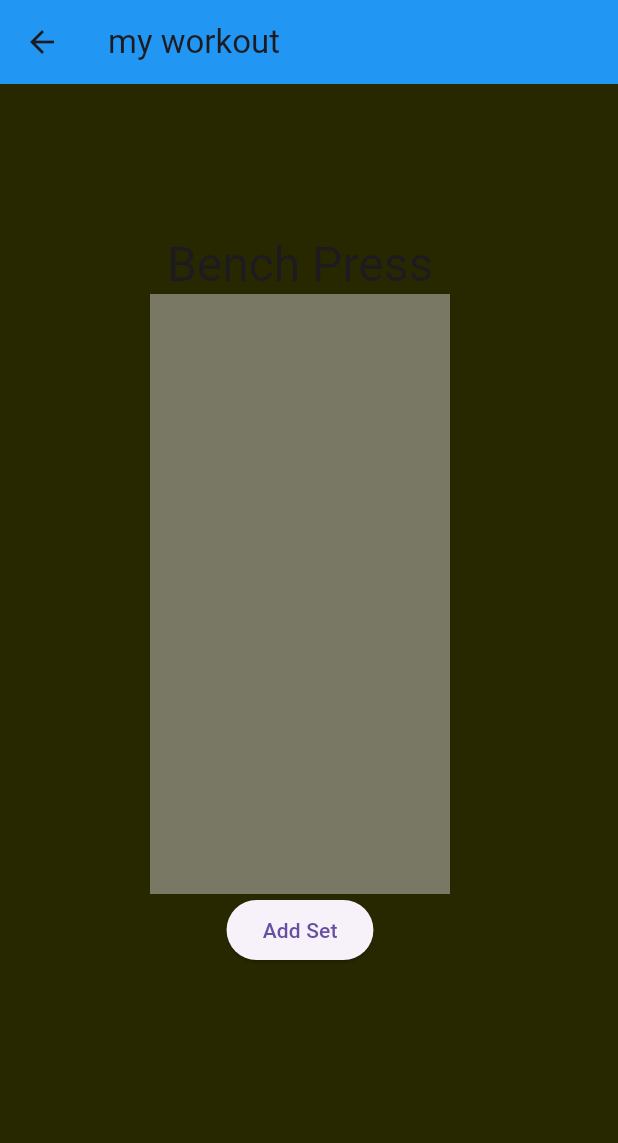
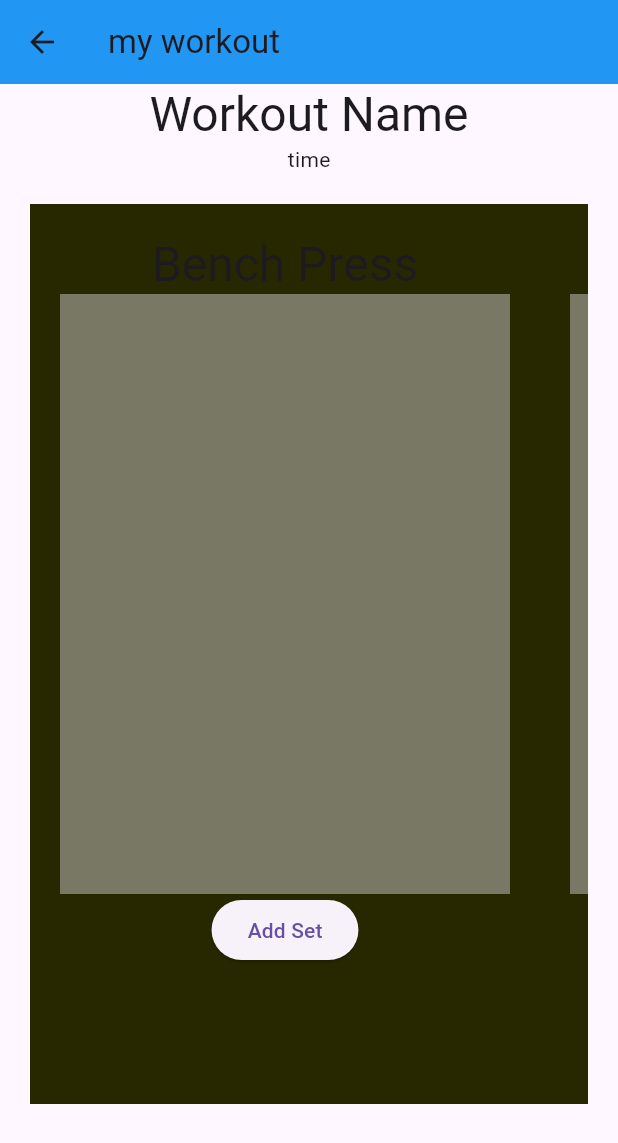
Before and after one commit to LucasSlunt/flutter_application_attempt_2, a Flutter app: the CurrentWorkoutScreen screen opened directly, on a phone screen of 412 x 824 dp. Shown: the top 1143 px of the screen. Run offline on Flutter 3.47's test engine with Material 3 defaults, Android fonts, the phone set to English and light mode, and no system bars.

Commit message:
added workout widget instead of infinite listbuilder

```diff
--- a/lib/features/record_workout/widgets/exercise.dart
+++ b/lib/features/record_workout/widgets/exercise.dart
@@ -27,14 +27,16 @@ class ExerciseWidgetState extends State<ExerciseWidget>{
 
   @override
   Widget build(BuildContext context) {
-    return Column(
+    return Container(
+      padding: EdgeInsets.all(20),
+      child: Column(
 
 
       children: [
         Text(widget.exercise.name, style: Theme.of(context).textTheme.headlineLarge),
 
         Container(
-          width: 200,
+          width: 300,
           height: 400,
           color: Color.fromARGB(128, 200, 200, 200),
           child: SingleChildScrollView(
@@ -59,6 +61,7 @@ class ExerciseWidgetState extends State<ExerciseWidget>{
 
       ],
 
+    ),
     );
   }
 }
--- /dev/null
+++ b/lib/features/record_workout/widgets/workout.dart
@@ -0,0 +1,40 @@
+import 'package:flutter/material.dart';
+import 'package:flutter_application_attempt_2/features/record_workout/widgets/exercise.dart';
+import 'dart:math';
+
+class WorkoutWidget extends StatefulWidget{
+  const WorkoutWidget({super.key});
+
+  @override
+  WorkoutWidgetState createState() => WorkoutWidgetState();
+
+}
+
+class WorkoutWidgetState extends State<WorkoutWidget>{
+List<ExerciseWidget> exercises = [];
+
+  @override
+  Widget build(BuildContext context) {
+    exercises.add(ExerciseWidget());
+    exercises.add(ExerciseWidget());
+    exercises.add(ExerciseWidget());
+    return Column(
+      children: [
+        Text("Workout Name", style: Theme.of(context).textTheme.headlineLarge),
+        Text("time"),
+        Container(
+          width: 500,
+          height: 600,
+          margin: EdgeInsets.all(20),
+          color: Color.fromARGB(255, Random().nextInt(255), Random().nextInt(255), 0),
+          child: ListView(
+          scrollDirection: Axis.horizontal,
+          children: exercises
+        )
+        ),
+
+      ]
+    );
+  }
+
+}
--- a/lib/main.dart
+++ b/lib/main.dart
@@ -2,6 +2,7 @@ import 'dart:math';
 
 import 'package:flutter/material.dart';
 import 'package:flutter_application_attempt_2/features/record_workout/widgets/exercise.dart';
+import 'package:flutter_application_attempt_2/features/record_workout/widgets/workout.dart';
 
 void main() {
   runApp(const MyApp());
@@ -55,6 +56,8 @@ class CurrentWorkoutScreen extends StatelessWidget{
         backgroundColor: Colors.blue,
         title: Text("my workout"),
       ),
+      body: WorkoutWidget()
+      /*
       body: ListView.builder(
         scrollDirection: Axis.horizontal,
         itemBuilder: (_, index){
@@ -66,6 +69,7 @@ class CurrentWorkoutScreen extends StatelessWidget{
           );
         }
       ),
+      */
     );
   }
 }
```
